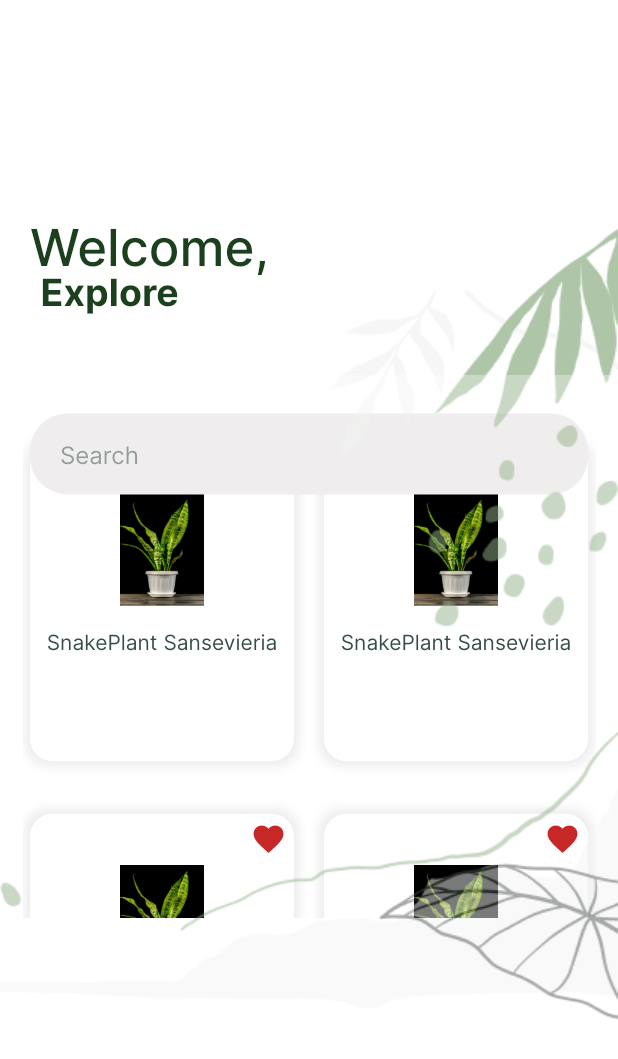
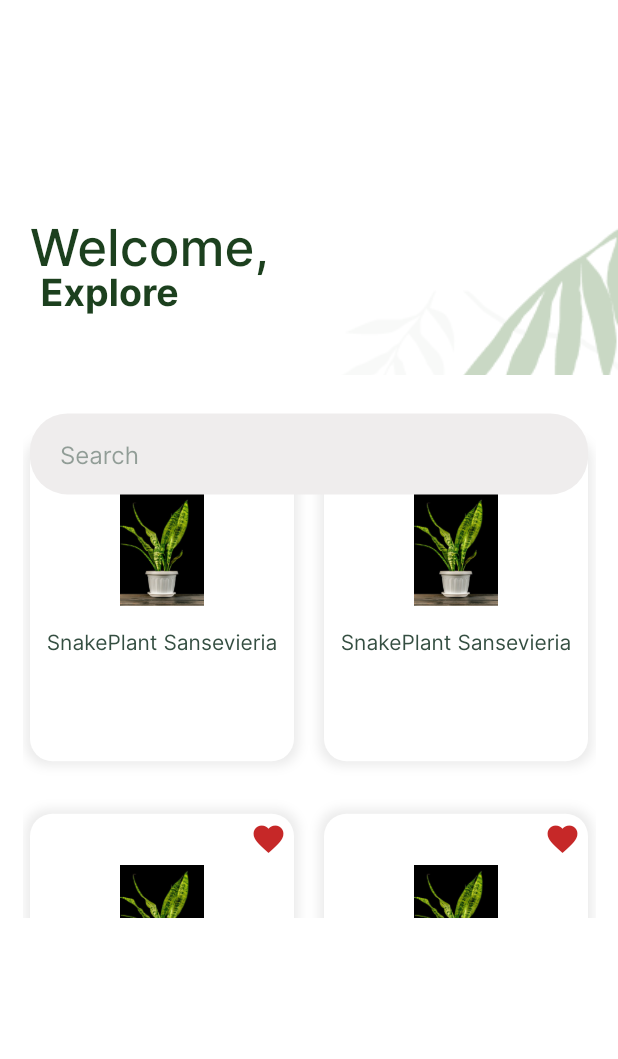
Before and after one commit to YosrGamal/MyPlant-Application, a Flutter app: the Home screen opened directly, on a phone screen of 412 x 824 dp. Shown: the top 1059 px of the screen. Run offline on Flutter 3.47's test engine with Material 2 defaults, Android fonts, the phone set to English and light mode, and no system bars.

Commit message:
removed bg

```diff
--- a/lib/widgets/components/header_with_search_box.dart
+++ b/lib/widgets/components/header_with_search_box.dart
@@ -83,15 +83,7 @@ class HeaderWithSearchBar extends StatelessWidget {
                 ],
               ),
             ),
-            Container(
-              height: size.height,
-              width: size.width,
-              decoration: const BoxDecoration(
-                image: DecorationImage(
-                    image: AssetImage("assets/images/Bg.png"),
-                    fit: BoxFit.contain),
-              ),
-            ),
+
           ],
         ),
       ],
```
